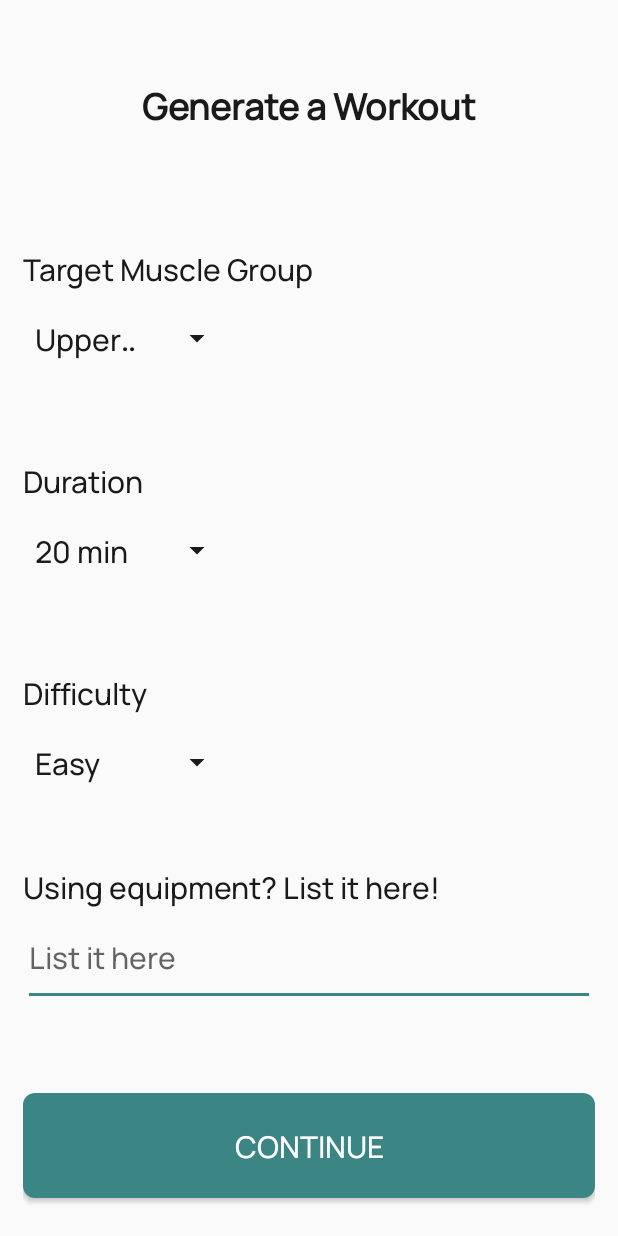
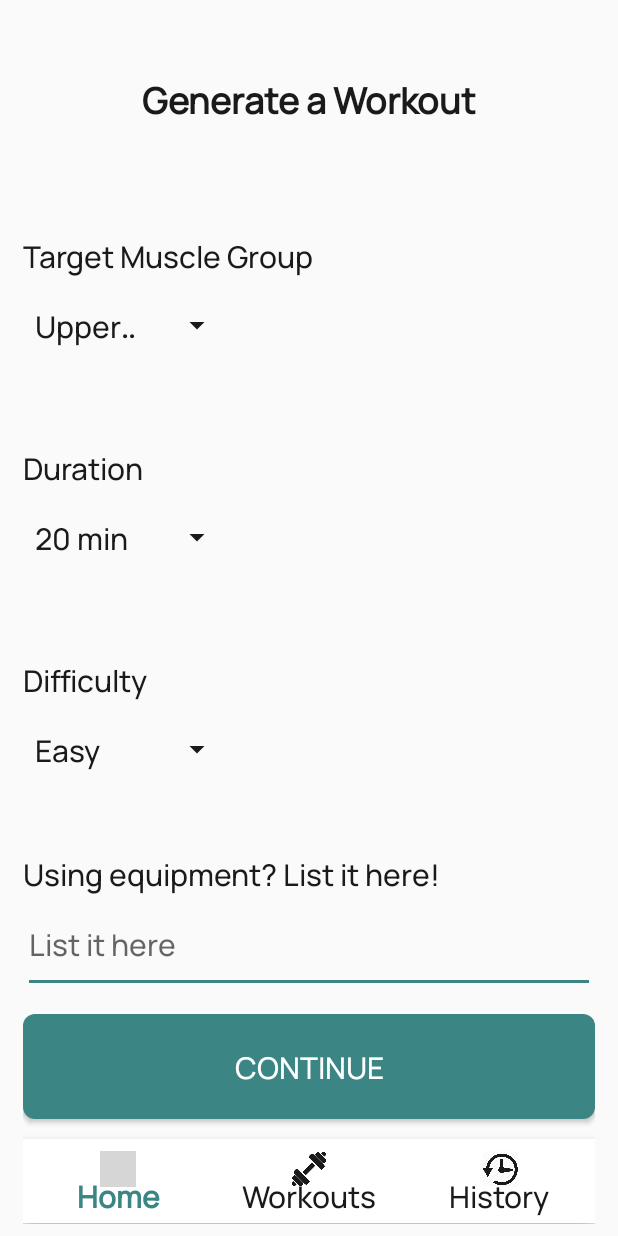
Before and after one commit to jdsal10/GroupProject, an Android app: the WorkoutAi screen opened directly, with no data from a screen before it, on a phone screen of 412 x 824 dp. Run offline under Robolectric (Android 15) with nearby library versions, the phone set to English and light mode, and no system bars; grey boxes are pictures that could not be loaded.

Commit message:
Removed toast, creating view AI workout

```diff
--- a/app/src/main/java/com/firstapp/group10app/Pages/WorkoutAi.java
+++ b/app/src/main/java/com/firstapp/group10app/Pages/WorkoutAi.java
@@ -2,22 +2,29 @@ package com.firstapp.group10app.Pages;
 
 import static com.firstapp.group10app.ChatGPT.ChatGPT_Client.chatGPT;
 
+import android.content.Intent;
 import android.os.Bundle;
+import android.view.MenuItem;
 import android.view.View;
 import android.widget.AdapterView;
 import android.widget.ArrayAdapter;
 import android.widget.EditText;
 import android.widget.LinearLayout;
+import android.widget.ScrollView;
 import android.widget.Spinner;
 import android.widget.TextView;
-import android.widget.Toast;
+
 
 import androidx.appcompat.app.AppCompatActivity;
 
 import com.firstapp.group10app.ChatGPT.ChatGPT_Client;
 import com.firstapp.group10app.Other.ItemVisualiser;
 import com.firstapp.group10app.Other.JSONToDB;
+import com.firstapp.group10app.Other.OnlineChecks;
 import com.firstapp.group10app.R;
+import com.google.android.material.navigation.NavigationBarView;
+import com.google.android.material.bottomnavigation.BottomNavigationView;
+import com.google.android.material.navigation.NavigationBarView;
 
 import org.json.JSONException;
 import org.json.JSONObject;
@@ -26,20 +33,24 @@ import java.util.ArrayList;
 import java.util.concurrent.ExecutorService;
 import java.util.concurrent.Executors;
 
-public class WorkoutAi extends AppCompatActivity implements View.OnClickListener {
+public class WorkoutAi extends AppCompatActivity implements View.OnClickListener, NavigationBarView.OnItemSelectedListener {
     LinearLayout page1, page2;
+    ScrollView page3;
     Spinner muscleGroupSpinner, durationSpinner, difficultySpinner;
     TextView mainGoalEdit;
     EditText equipmentAnswer, mainGoalAnswer, injuriesAnswer, additionalInfoAnswer;
     String muscleGroupAnswer, durationAnswer, difficultyAnswer;
     TextView generateButton, continueButton;
     String gptInput, hasAdditionalInfo, hasEquipment;
-    StringBuilder output = new StringBuilder("---");
+    String output;
 
     @Override
     protected void onCreate(Bundle savedInstanceState) {
         super.onCreate(savedInstanceState);
         setContentView(R.layout.activity_workout_ai);
+
+        BottomNavigationView settingNav = findViewById(R.id.mainNavigation);
+        settingNav.setOnItemSelectedListener(this);
 
         continueButton = findViewById(R.id.continueButton);
         generateButton = findViewById(R.id.generateWorkoutButton);
@@ -48,13 +59,30 @@ public class WorkoutAi extends AppCompatActivity implements View.OnClickListener
 
         page1 = findViewById(R.id.page1);
         page2 = findViewById(R.id.page2);
+        page3 = findViewById(R.id.page3);
         page1.setVisibility(View.VISIBLE);
         page2.setVisibility(View.GONE);
-
+        page3.setVisibility(View.GONE);
+        OnlineChecks.checkNavigationBar(settingNav);
         mainGoalEdit = findViewById(R.id.mainGoalTitle);
         populateSpinners();
     }
 
+    @Override
+    public boolean onNavigationItemSelected(MenuItem item) {
+        int id = item.getItemId();
+        if (id == R.id.goToHome) {
+            System.out.println("test----");
+            startActivity(new Intent(getApplicationContext(), Home.class));
+            return true;
+        } else if (id == R.id.goToWorkouts) {
+            startActivity(new Intent(getApplicationContext(), WorkoutOption.class));
+            return true;
+        } else if (id == R.id.goToHistory) {
+            return true;
+        }
+        return true;
+    }
     @Override
     public void onClick(View v) {
 
@@ -74,7 +102,10 @@ public class WorkoutAi extends AppCompatActivity implements View.OnClickListener
             generateButton.setVisibility(View.VISIBLE);
         } else {   // If button == GenerateButton
 
-            System.out.println(output);
+            //System.out.println(output);
+            page1.setVisibility(View.GONE);
+            page2.setVisibility(View.GONE);
+            page3.setVisibility(View.VISIBLE);
             // Misha's code
             /*
             page2.setVisibility(View.GONE);
@@ -94,23 +125,24 @@ public class WorkoutAi extends AppCompatActivity implements View.OnClickListener
             mainGoalAnswer = findViewById(R.id.mainGoalEdit);
             injuriesAnswer = findViewById(R.id.injuriesEdit);
             additionalInfoAnswer = findViewById(R.id.additionalInfoEdit);
-            String input = fillGptInput();
-            System.out.println(output);
+            //String input = fillGptInput();
+            //System.out.println(output);
 
-            Runnable task = () -> {
-                try {
-                    output.append(ChatGPT_Client.chatGPT(input)) ; // This is a test to see if the chatGPT function works.
+            // USE EXAMPLE OUTPUT TO NOT WASTE TOKENS
+//            Runnable task = () -> {
+//                try {
+//                    output.append(ChatGPT_Client.chatGPT(input)) ; // This is a test to see if the chatGPT function works.
+//
+//                }
+//                catch(Exception e){
+//                    e.printStackTrace();
+//                }
+//
+//            };
+//            Thread newThread = new Thread(task);
+//            newThread.start();
 
-                }
-                catch(Exception e){
-                    e.printStackTrace();
-                }
-
-            };
-            Thread newThread = new Thread(task);
-            newThread.start();
-
-            String output2 = "{" +
+            output = "{" +
                     "\"WorkoutName\": \"Cardio Abs Blast\"," +
                     "\"WorkoutDuration\": 35," +
                     "\"TargetMuscleGroup\": \"Abs\"," +
@@ -179,16 +211,25 @@ public class WorkoutAi extends AppCompatActivity implements View.OnClickListener
                     "}" +
                     "]" +
                     "}";
+//            try {
+//                addWorkout(output);
+//            } catch (JSONException e) {
+//                throw new RuntimeException(e);
+//            }
 
-
-
-
+            try {
+                showWorkout(output);
+                System.out.println("Done----------------");
+            } catch (JSONException e) {
+                throw new RuntimeException(e);
+            }
         }
     }
 
     // Adds a workout to the database once the user confirms.
     public void addWorkout(String data) throws JSONException {
         JSONObject converted = new JSONObject(data);
+
         JSONToDB.insertWorkoutAI(converted);
 
         // Add code to take user to currentWorkout when complete
@@ -199,7 +240,7 @@ public class WorkoutAi extends AppCompatActivity implements View.OnClickListener
         LinearLayout workoutLayout = new LinearLayout(this);
 
         // Unsure if this is correct - confirm with Misha
-        page2.addView(workoutLayout);
+        page3.addView(workoutLayout);
 
         // Note the code below has buttons in the popup active. Decide if the buttons will be on popup or default page.
         ItemVisualiser.startWorkoutGeneration(data, this, workoutLayout, "search", R.layout.activity_exercise_popup, R.id.exerciseScrollView);
@@ -222,7 +263,7 @@ public class WorkoutAi extends AppCompatActivity implements View.OnClickListener
             @Override
             public void onItemSelected(AdapterView<?> adapterView, View view, int position, long id) {
                 String item = adapterView.getItemAtPosition(position).toString();
-                Toast.makeText(WorkoutAi.this, "Selected:" + item, Toast.LENGTH_SHORT).show();
+
             }
 
             @Override
@@ -234,7 +275,7 @@ public class WorkoutAi extends AppCompatActivity implements View.OnClickListener
             @Override
             public void onItemSelected(AdapterView<?> adapterView, View view, int position, long id) {
                 String item = adapterView.getItemAtPosition(position).toString();
-                Toast.makeText(WorkoutAi.this, "Selected:" + item, Toast.LENGTH_SHORT).show();
+
             }
 
             @Override
@@ -246,7 +287,7 @@ public class WorkoutAi extends AppCompatActivity implements View.OnClickListener
             @Override
             public void onItemSelected(AdapterView<?> adapterView, View view, int position, long id) {
                 String item = adapterView.getItemAtPosition(position).toString();
-                Toast.makeText(WorkoutAi.this, "Selected:" + item, Toast.LENGTH_SHORT).show();
+
             }
 
             @Override
@@ -311,7 +352,7 @@ public class WorkoutAi extends AppCompatActivity implements View.OnClickListener
 
 
                 "Generate a workout in exact same JSON format of (WorkoutName, WorkoutDuration (in minutes), TargetMuscleGroup, Equipment, Difficulty (Easy, Medium or Hard), " +
-                "exercises (ExerciseName, Description, TargetMuscleGroup, Equipment, Difficulty (easy medium hard), Sets, Reps, Time (if exercise isn't rep based, otherwise leave null))). output only the JSON" +
+                "Exercises (ExerciseName, Description, TargetMuscleGroup, Equipment, Difficulty (easy medium hard), Sets, Reps, Time (if exercise isn't rep based, otherwise leave null))). output only the JSON" +
                 ". " +
                 "Some info about the required workout: ["+durationAnswer+"] ["+muscleGroupAnswer+"] ["+difficultyAnswer+"]. " +
                 ". " +
--- a/app/src/main/res/layout/activity_workout_ai.xml
+++ b/app/src/main/res/layout/activity_workout_ai.xml
@@ -1,5 +1,6 @@
 <?xml version="1.0" encoding="utf-8"?>
 <LinearLayout xmlns:android="http://schemas.android.com/apk/res/android"
+    xmlns:app="http://schemas.android.com/apk/res-auto"
     android:layout_width="match_parent"
     android:layout_height="match_parent"
     android:layout_marginStart="15dp"
@@ -254,15 +255,12 @@
 
 
     </LinearLayout>
-    <LinearLayout
+    <ScrollView
         android:id="@+id/page3"
         android:layout_width="match_parent"
-        android:layout_height="0dp"
-        android:layout_weight="0.7"
-        android:orientation="vertical"
-        android:visibility="gone">
+        android:layout_height="match_parent"
+        android:visibility="gone"/>
 
-    </LinearLayout>
     <LinearLayout
         android:id="@+id/buttons"
         android:layout_width="match_parent"
@@ -291,4 +289,10 @@
 
 
     </LinearLayout>
+    <com.google.android.material.bottomnavigation.BottomNavigationView
+        android:id="@+id/mainNavigation"
+        android:layout_width="match_parent"
+        android:layout_height="wrap_content"
+        app:itemBackground="@color/white"
+        app:menu="@menu/home_navigation" />
 </LinearLayout>
```
